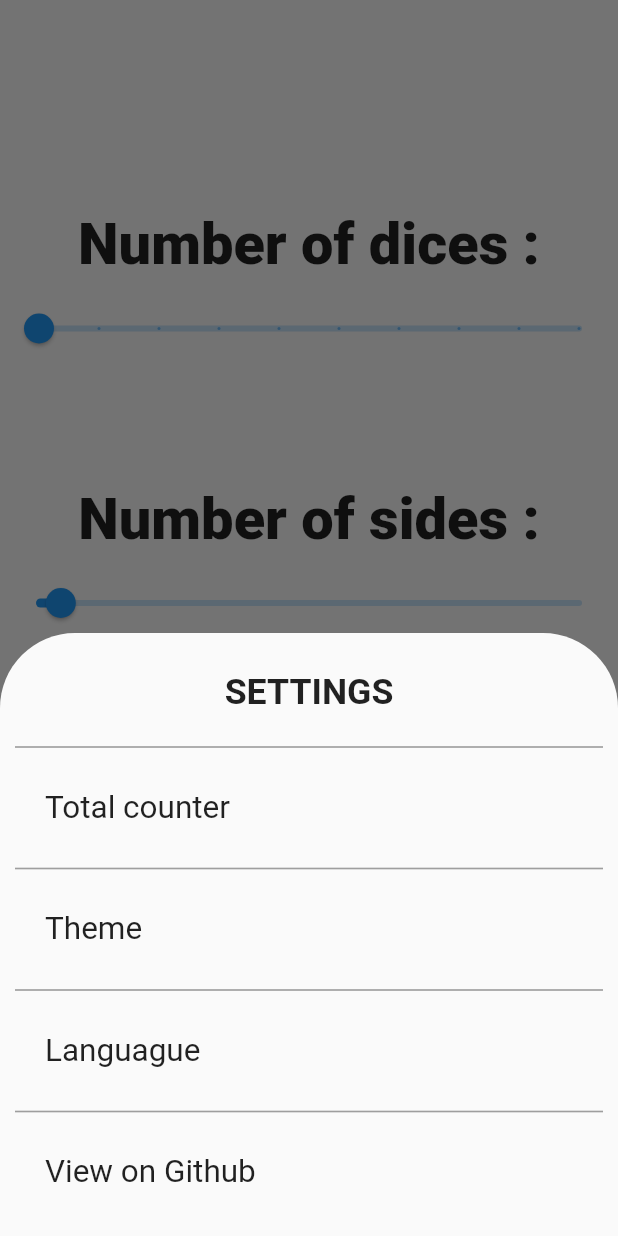
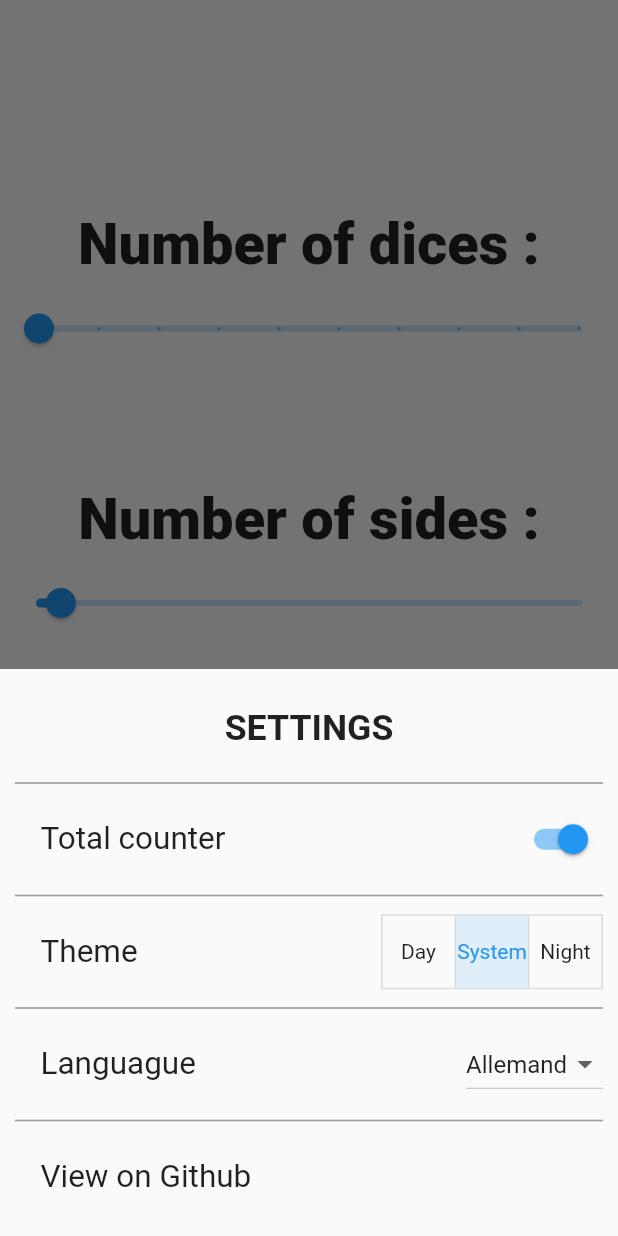
Before and after one commit to Mat029/Dice, a Flutter app: the screen it shows after launch, after a tap on "More", on a phone screen of 412 x 824 dp. Run offline on Flutter 3.47's test engine with Material 2 defaults, Android fonts, the phone set to English and light mode, and no system bars; our stand-ins replace shared_preferences; generated files the repository leaves out were written again.

Commit message:
Beta 1.2.0 : persistent data

```diff
--- a/lib/home.dart
+++ b/lib/home.dart
@@ -2,6 +2,8 @@ import 'package:flutter/cupertino.dart';
 import 'package:flutter/material.dart';
 import 'package:deapp/roll.dart';
 import 'package:flutter_gen/gen_l10n/app_localizations.dart';
+import 'settings/settings.dart';
+import 'package:shared_preferences/shared_preferences.dart';
 
 class Base extends StatelessWidget {
   const Base({Key? key}) : super(key: key);
@@ -24,9 +26,19 @@ class InitPage extends StatefulWidget {
   _InitPageState createState() => _InitPageState();
 }
 
+int nbofdice = 1;
+int nbofsides = 6;
+_saveDice() async {
+  SharedPreferences prefs = await SharedPreferences.getInstance();
+  await prefs.setInt("dice", nbofdice);
+}
+
+_saveSide() async {
+  SharedPreferences prefs = await SharedPreferences.getInstance();
+  await prefs.setInt("side", nbofsides);
+}
+
 class _InitPageState extends State<InitPage> {
-  int nbofdice = 1;
-  int nbofsides = 6;
   @override
   Widget build(BuildContext context) => SliderTheme(
         data: SliderThemeData(
@@ -55,7 +67,8 @@ class _InitPageState extends State<InitPage> {
                 divisions: 9,
                 label: nbofdice.toString(),
                 onChanged: (value) => setState(() {
-                      this.nbofdice = value.toInt();
+                      nbofdice = value.toInt();
+                      _saveDice();
                     })),
             SizedBox(
               height: 80,
@@ -75,7 +88,8 @@ class _InitPageState extends State<InitPage> {
                 divisions: 99,
                 label: nbofsides.toString(),
                 onChanged: (value) => setState(() {
-                      this.nbofsides = value.toInt();
+                      nbofsides = value.toInt();
+                      _saveSide();
                     })),
             SizedBox(
               height: 90,
@@ -112,11 +126,9 @@ class _InitPageState extends State<InitPage> {
                   backgroundColor: Colors.white12,
                   shadowColor: Colors.transparent),
               onPressed: () => showModalBottomSheet(
-                  shape: RoundedRectangleBorder(
-                      borderRadius:
-                          BorderRadius.vertical(top: Radius.circular(50))),
-                  context: context,
-                  builder: (context) => sheets()),
+                context: context,
+                builder: (BuildContext context) => sheets(),
+              ),
               child: Column(
                 children: [
                   Icon(
@@ -133,66 +145,4 @@ class _InitPageState extends State<InitPage> {
           ],
         ),
       );
-
-  Widget sheets() => Container(
-      padding: EdgeInsets.all(10),
-      child: Column(
-        crossAxisAlignment: CrossAxisAlignment.stretch,
-        mainAxisSize: MainAxisSize.min,
-        children: [
-          Container(
-            padding: EdgeInsets.all(15),
-            child: Text(
-              AppLocalizations.of(context)!.settings,
-              textAlign: TextAlign.center,
-              textScaleFactor: 1.7,
-              style: TextStyle(fontWeight: FontWeight.bold),
-            ),
-          ),
-          Divider(
-            thickness: 1.1,
-            color: Colors.grey,
-          ),
-          Container(
-            padding: EdgeInsets.all(20),
-            child: Text(
-              "Total counter",
-              textScaleFactor: 1.5,
-            ),
-          ),
-          Divider(
-            thickness: 1.1,
-            color: Colors.grey,
-          ),
-          Container(
-            padding: EdgeInsets.all(20),
-            child: Text(
-              "Theme",
-              textScaleFactor: 1.5,
-            ),
-          ),
-          Divider(
-            thickness: 1.1,
-            color: Colors.grey,
-          ),
-          Container(
-            padding: EdgeInsets.all(20),
-            child: Text(
-              "Languague",
-              textScaleFactor: 1.5,
-            ),
-          ),
-          Divider(
-            thickness: 1.1,
-            color: Colors.grey,
-          ),
-          Container(
-            padding: EdgeInsets.all(20),
-            child: Text(
-              "View on Github",
-              textScaleFactor: 1.5,
-            ),
-          ),
-        ],
-      ));
 }
--- a/lib/main.dart
+++ b/lib/main.dart
@@ -3,12 +3,74 @@ import 'package:deapp/home.dart';
 import 'package:flutter/services.dart';
 import 'package:flutter_localizations/flutter_localizations.dart';
 import 'package:flutter_gen/gen_l10n/app_localizations.dart';
+import 'package:shared_preferences/shared_preferences.dart';
+import 'settings/counter.dart';
+import 'settings/darktheme.dart';
+import 'settings/langague.dart';
 
 void main() {
-  runApp(MyApp());
+  runApp(MaterialApp(
+    debugShowCheckedModeBanner: false,
+    home: MyApp(),
+  ));
 }
 
-class MyApp extends StatelessWidget {
+class MyApp extends StatefulWidget {
+  @override
+  State<MyApp> createState() => _MyAppState();
+}
+
+class _MyAppState extends State<MyApp> {
+  @override
+  void initState() {
+    super.initState();
+    _getBool();
+    _getTheme();
+    _getLanguague();
+    _getDice();
+    _getSides();
+  }
+
+  _getBool() async {
+    SharedPreferences prefs = await SharedPreferences.getInstance();
+    setState(() {
+      isSelected = (prefs.getBool('boolValue') ?? true);
+    });
+  }
+
+  _getLanguague() async {
+    SharedPreferences prefs = await SharedPreferences.getInstance();
+    setState(() {
+      languague = (prefs.getInt('language') ?? 1);
+    });
+  }
+
+  _getTheme() async {
+    SharedPreferences prefs = await SharedPreferences.getInstance();
+    setState(() {
+      theme = (prefs
+              .getStringList('theme')
+              ?.map((e) => e == 'true' ? true : false)
+              .toList() ??
+          [false, true, false]);
+      themeInt = prefs.getInt('themeInt') ?? 0;
+    });
+  }
+
+  _getDice() async {
+    SharedPreferences prefs = await SharedPreferences.getInstance();
+    setState(() {
+      nbofdice = prefs.getInt("dice") ?? 1;
+    });
+  }
+
+  _getSides() async {
+    SharedPreferences prefs = await SharedPreferences.getInstance();
+    setState(() {
+      nbofsides = prefs.getInt("side") ?? 6;
+    });
+  }
+
   @override
   Widget build(BuildContext context) {
     SystemChrome.setPreferredOrientations([DeviceOrientation.portraitUp]);
--- /dev/null
+++ b/lib/settings/counter.dart
@@ -0,0 +1,31 @@
+import 'package:flutter/material.dart';
+import 'package:shared_preferences/shared_preferences.dart';
+
+class Counter extends StatefulWidget {
+  const Counter({Key? key}) : super(key: key);
+
+  @override
+  _CounterState createState() => _CounterState();
+}
+
+bool isSelected = true;
+
+class _CounterState extends State<Counter> {
+  @override
+  Widget build(BuildContext context) {
+    _saveCounter() async {
+      SharedPreferences prefs = await SharedPreferences.getInstance();
+      await prefs.setBool("boolValue", isSelected);
+    }
+
+    return Switch(
+      value: isSelected,
+      onChanged: (value) async {
+        setState(() {
+          isSelected = value;
+          _saveCounter();
+        });
+      },
+    );
+  }
+}
--- /dev/null
+++ b/lib/settings/darktheme.dart
@@ -0,0 +1,42 @@
+import 'package:flutter/material.dart';
+import 'package:shared_preferences/shared_preferences.dart';
+
+class DarkTheme extends StatefulWidget {
+  const DarkTheme({Key? key}) : super(key: key);
+
+  @override
+  _DarkThemeState createState() => _DarkThemeState();
+}
+
+List<bool> theme = [false, true, false];
+int themeInt = 0;
+
+class _DarkThemeState extends State<DarkTheme> {
+  @override
+  Widget build(BuildContext context) {
+    _saveTheme() async {
+      SharedPreferences prefs = await SharedPreferences.getInstance();
+      setState(() {
+        prefs.setStringList(
+          "theme",
+          theme.map((e) => e ? 'true' : 'false').toList(),
+        );
+        prefs.setInt('themInt', themeInt);
+      });
+    }
+
+    return ToggleButtons(
+      isSelected: theme,
+      children: <Widget>[Text("Day"), Text("System"), Text("Night")],
+      onPressed: (int index) {
+        setState(() {
+          for (int i = 0; i < theme.length; i++) {
+            theme[i] = i == index;
+          }
+          themeInt = index;
+          _saveTheme();
+        });
+      },
+    );
+  }
+}
--- /dev/null
+++ b/lib/settings/langague.dart
@@ -0,0 +1,48 @@
+import 'package:flutter/material.dart';
+import 'package:shared_preferences/shared_preferences.dart';
+
+class Language extends StatefulWidget {
+  const Language({Key? key}) : super(key: key);
+
+  @override
+  _LanguageState createState() => _LanguageState();
+}
+
+int? languague = 1;
+
+class _LanguageState extends State<Language> {
+  @override
+  Widget build(BuildContext context) {
+    _saveLang() async {
+      SharedPreferences prefs = await SharedPreferences.getInstance();
+      await prefs.setInt("language", languague!);
+    }
+
+    return DropdownButton(
+        value: languague,
+        items: [
+          DropdownMenuItem(
+            child: Text("Allemand"),
+            value: 1,
+          ),
+          DropdownMenuItem(
+            child: Text("Anglais"),
+            value: 2,
+          ),
+          DropdownMenuItem(
+            child: Text("Espagnol"),
+            value: 3,
+          ),
+          DropdownMenuItem(
+            child: Text("Français"),
+            value: 4,
+          ),
+        ],
+        onChanged: (value) {
+          setState(() {
+            languague = value as int?;
+            _saveLang();
+          });
+        });
+  }
+}
--- /dev/null
+++ b/lib/settings/settings.dart
@@ -0,0 +1,88 @@
+import 'package:deapp/settings/counter.dart';
+import 'package:deapp/settings/langague.dart';
+import 'package:flutter/material.dart';
+import 'package:flutter_gen/gen_l10n/app_localizations.dart';
+import 'package:deapp/settings/darktheme.dart';
+
+Widget sheets() {
+  return BottomSheet(
+    onClosing: () {},
+    builder: (BuildContext context) {
+      return Container(
+          padding: EdgeInsets.all(10),
+          child: Column(
+            crossAxisAlignment: CrossAxisAlignment.stretch,
+            mainAxisSize: MainAxisSize.min,
+            children: [
+              Container(
+                padding: EdgeInsets.all(15),
+                child: Text(
+                  AppLocalizations.of(context)!.settings,
+                  textAlign: TextAlign.center,
+                  textScaleFactor: 1.7,
+                  style: TextStyle(fontWeight: FontWeight.bold),
+                ),
+              ),
+              Divider(
+                thickness: 1.1,
+                color: Colors.grey,
+              ),
+              Row(
+                mainAxisAlignment: MainAxisAlignment.spaceBetween,
+                children: [
+                  Container(
+                    padding: EdgeInsets.all(17),
+                    child: Text(
+                      "Total counter",
+                      textScaleFactor: 1.5,
+                    ),
+                  ),
+                  Counter()
+                ],
+              ),
+              Divider(
+                thickness: 1.1,
+                color: Colors.grey,
+              ),
+              Row(mainAxisAlignment: MainAxisAlignment.spaceBetween, children: [
+                Container(
+                    padding: EdgeInsets.all(17),
+                    child: Text(
+                      "Theme",
+                      textScaleFactor: 1.5,
+                    )),
+                DarkTheme(),
+              ]),
+              Divider(
+                thickness: 1.1,
+                color: Colors.grey,
+              ),
+              Row(
+                mainAxisAlignment: MainAxisAlignment.spaceBetween,
+                children: [
+                  Container(
+                    padding: EdgeInsets.all(17),
+                    child: Text(
+                      "Languague",
+                      textScaleFactor: 1.5,
+                    ),
+                  ),
+                  Language(),
+                ],
+              ),
+              Divider(
+                thickness: 1.1,
+                color: Colors.grey,
+              ),
+              Container(
+                padding: EdgeInsets.all(17),
+                child: Text(
+                  "View on Github",
+                  textScaleFactor: 1.5,
+                ),
+              ),
+            ],
+          ));
+    },
+  );
+}
--- a/pubspec.yaml
+++ b/pubspec.yaml
@@ -15,7 +15,7 @@ publish_to: 'none' # Remove this line if you wish to publish to pub.dev
 # In iOS, build-name is used as CFBundleShortVersionString while build-number used as CFBundleVersion.
 # Read more about iOS versioning at
 # https://developer.apple.com/library/archive/documentation/General/Reference/InfoPlistKeyReference/Articles/CoreFoundationKeys.html
-version: 1.1.2+2
+version: 1.2.0+2
 
 environment:
   sdk: ">=2.12.0 <3.0.0"
@@ -31,6 +31,7 @@ dependencies:
   # The following adds the Cupertino Icons font to your application.
   # Use with the CupertinoIcons class for iOS style icons.
   cupertino_icons: ^1.0.3
+  shared_preferences: ^2.0.8
 
 dev_dependencies:
   flutter_test:
```
Also changed, not shown: pubspec.lock, 1 other file.
